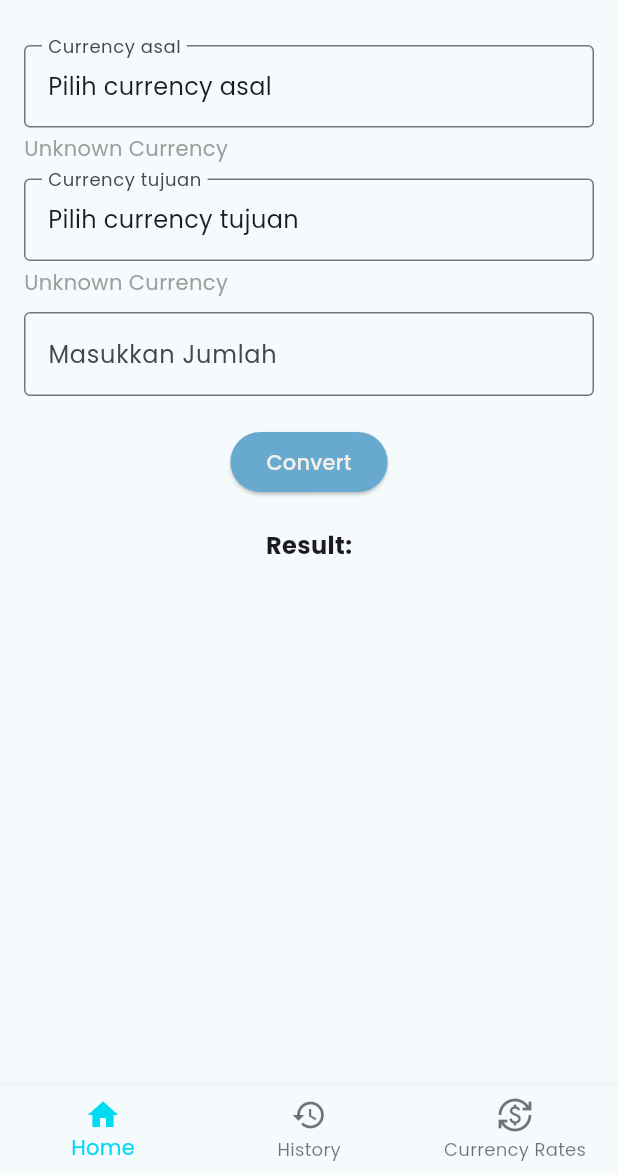
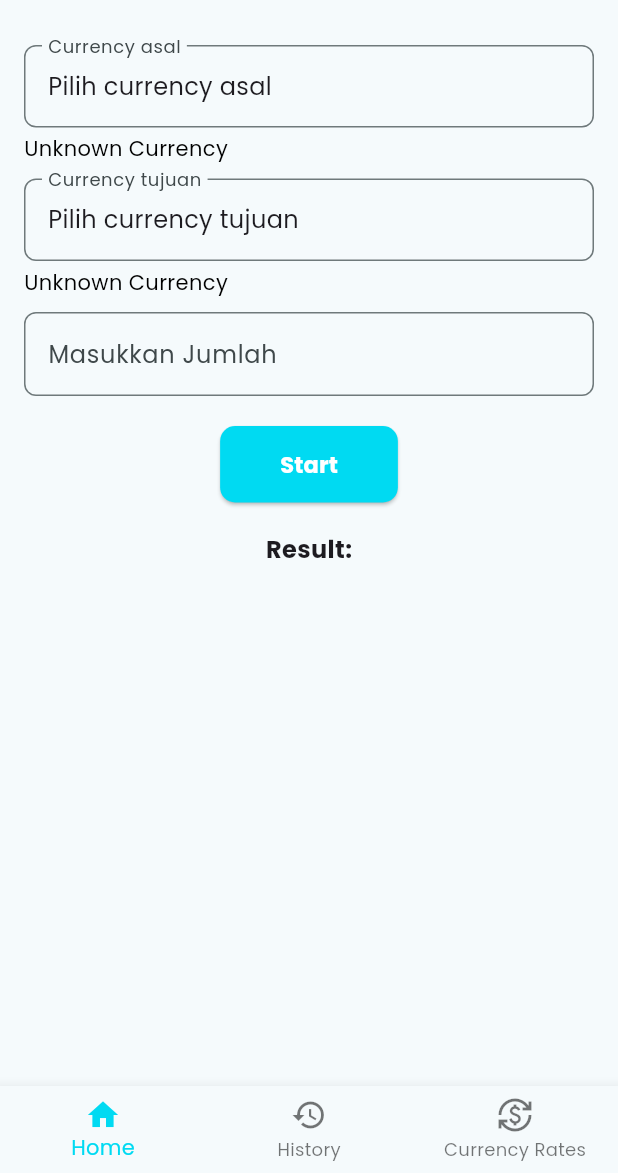
Before and after one commit to foldawgs/CLO2_TB_KPL, a Flutter app: the screen it shows after launch, after a tap on "Start", on a phone screen of 412 x 824 dp, the part 63-1236 px from its top. Run offline on Flutter 3.47's test engine with Material 3 defaults, Android fonts, the phone set to English and light mode, and no system bars; our stand-ins replace google_fonts, shared_preferences; network calls fail.

Commit message:
update UI dan formater

```diff
--- a/switchcash/lib/screens/home_screens.dart
+++ b/switchcash/lib/screens/home_screens.dart
@@ -4,8 +4,8 @@ import 'package:switchcash/api/currency_api.dart';
 import 'package:switchcash/data/history_data.dart';
 import 'package:switchcash/data/currency_list.dart';
 import 'package:switchcash/data/currency_names.dart';
+import 'package:switchcash/styles/app_colors.dart';
 import 'package:switchcash/models/currecy_model.dart';
-import 'package:switchcash/widgets/costum_button.dart';
 
 class HomeScreens extends StatefulWidget {
   const HomeScreens({Key? key}) : super(key: key);
@@ -62,7 +62,8 @@ class _HomeScreensState extends State<HomeScreens> {
 
     String baseCurrency = _selectedBaseCurrency!;
     String targetCurrency = _selectedTargetCurrency!;
-    double amount = double.tryParse(_amountController.text.replaceAll(',', '')) ?? 0.0;
+    double amount =
+        double.tryParse(_amountController.text.replaceAll(',', '')) ?? 0.0;
 
     try {
       CurrencyApi api = CurrencyApi();
@@ -71,15 +72,20 @@ class _HomeScreensState extends State<HomeScreens> {
 
       if (currencyData.rates.containsKey(baseCurrency) &&
           currencyData.rates.containsKey(targetCurrency)) {
-        double fromRate = double.parse(currencyData.rates[baseCurrency].toString());
-        double toRate = double.parse(currencyData.rates[targetCurrency].toString());
+        double fromRate =
+            double.parse(currencyData.rates[baseCurrency].toString());
+        double toRate =
+            double.parse(currencyData.rates[targetCurrency].toString());
 
         double amountInUSD = amount / fromRate;
         double convertedAmount = amountInUSD * toRate;
 
-        setState(() {
-          result = '$amount $baseCurrency equals ${convertedAmount.toStringAsFixed(2)} $targetCurrency';
-        });
+        final formattedAmount = NumberFormat('#,###.##').format(amount);
+      final formattedConverted = NumberFormat('#,###.##').format(convertedAmount);
+
+      setState(() {
+        result = '$formattedAmount $baseCurrency = $formattedConverted $targetCurrency';
+      });
 
         await _saveToHistory(result);
       } else {
@@ -125,14 +131,19 @@ class _HomeScreensState extends State<HomeScreens> {
                     controller: searchController,
                     decoration: InputDecoration(
                       labelText: "Cari $label",
+
                       prefixIcon: const Icon(Icons.search),
-                      border: const OutlineInputBorder(),
+                      border: const OutlineInputBorder(
+                        borderRadius: BorderRadius.all(Radius.circular(8)),
+                        borderSide: BorderSide(color: AppColors.primary),
+                      ),
                     ),
                     onChanged: (value) {
                       setState(() {
                         filteredList = currencyList
-                            .where((item) =>
-                                item.toLowerCase().contains(value.toLowerCase()))
+                            .where((item) => item
+                                .toLowerCase()
+                                .contains(value.toLowerCase()))
                             .toList();
                       });
                     },
@@ -179,7 +190,6 @@ class _HomeScreensState extends State<HomeScreens> {
 
   @override
   Widget build(BuildContext context) {
-
     return Scaffold(
       appBar: AppBar(
         title: const Text('Switch Cash'),
@@ -203,7 +213,10 @@ class _HomeScreensState extends State<HomeScreens> {
               child: InputDecorator(
                 decoration: const InputDecoration(
                   labelText: "Currency asal",
-                  border: OutlineInputBorder(),
+                  border: OutlineInputBorder(
+                    borderRadius: BorderRadius.all(Radius.circular(8)),
+                    borderSide: BorderSide(color: AppColors.primary),
+                  ),
                 ),
                 child: Text(
                   _selectedBaseCurrency ?? 'Pilih currency asal',
@@ -214,8 +227,9 @@ class _HomeScreensState extends State<HomeScreens> {
             Padding(
               padding: const EdgeInsets.only(top: 4, bottom: 10),
               child: Text(
-                currencyNames[_selectedBaseCurrency ?? ''] ?? 'Unknown Currency',
-                style: const TextStyle(fontSize: 14, color: Colors.grey),
+                currencyNames[_selectedBaseCurrency ?? ''] ??
+                    'Unknown Currency',
+                style: const TextStyle(fontSize: 14, color: AppColors.black),
               ),
             ),
 
@@ -233,7 +247,10 @@ class _HomeScreensState extends State<HomeScreens> {
               child: InputDecorator(
                 decoration: const InputDecoration(
                   labelText: "Currency tujuan",
-                  border: OutlineInputBorder(),
+                  border: OutlineInputBorder(
+                    borderRadius: BorderRadius.all(Radius.circular(8)),
+                    borderSide: BorderSide(color: AppColors.primary)
+                  ),
                 ),
                 child: Text(
                   _selectedTargetCurrency ?? 'Pilih currency tujuan',
@@ -244,8 +261,9 @@ class _HomeScreensState extends State<HomeScreens> {
             Padding(
               padding: const EdgeInsets.only(top: 4, bottom: 10),
               child: Text(
-                currencyNames[_selectedTargetCurrency ?? ''] ?? 'Unknown Currency',
-                style: const TextStyle(fontSize: 14, color: Colors.grey),
+                currencyNames[_selectedTargetCurrency ?? ''] ??
+                    'Unknown Currency',
+                style: const TextStyle(fontSize: 14, color: AppColors.black),
               ),
             ),
 
@@ -255,15 +273,34 @@ class _HomeScreensState extends State<HomeScreens> {
               keyboardType: TextInputType.number,
               decoration: const InputDecoration(
                 labelText: 'Masukkan Jumlah',
-                border: OutlineInputBorder(),
+                border: OutlineInputBorder(
+                  borderRadius: BorderRadius.all(Radius.circular(8)),
+                    borderSide: BorderSide(color: AppColors.primary)
+                ),
               ),
             ),
 
             const SizedBox(height: 20),
             Center(
-              child: CustomButton(
-                text: 'Convert',
-                onPressed: _convertCurrency,
+              child: ElevatedButton(
+                onPressed: () => _convertCurrency(),
+                style: ElevatedButton.styleFrom(
+                  backgroundColor: AppColors.primary,
+                  foregroundColor: Colors.black,
+                  padding:
+                      const EdgeInsets.symmetric(horizontal: 40, vertical: 15),
+                  shape: RoundedRectangleBorder(
+                    borderRadius: BorderRadius.circular(10),
+                  ),
+                ),
+                child: const Text(
+                  'Start',
+                  style: TextStyle(
+                    fontSize: 15,
+                    fontWeight: FontWeight.bold,
+                    color: Colors.white,
+                  ),
+                ),
               ),
             ),
             const SizedBox(height: 20),
@@ -274,10 +311,11 @@ class _HomeScreensState extends State<HomeScreens> {
                     'Result:',
                     style: TextStyle(fontSize: 16, fontWeight: FontWeight.bold),
                   ),
+                  const SizedBox(height: 20),
                   Text(
                     result,
                     style: const TextStyle(
-                      fontSize: 16,
+                      fontSize: 20,
                       fontWeight: FontWeight.bold,
                     ),
                     textAlign: TextAlign.center,
--- a/switchcash/lib/screens/welcome_screen.dart
+++ b/switchcash/lib/screens/welcome_screen.dart
@@ -66,7 +66,8 @@ class WelcomeScreen extends StatelessWidget {
                   child: const Text(
                     'Start',
                     style: TextStyle(
-                      fontSize: 16,
+                      fontSize: 20,
+                      fontWeight: FontWeight.bold,
                       color: Colors.white,
                     ),
                   ),
--- a/switchcash/lib/styles/app_colors.dart
+++ b/switchcash/lib/styles/app_colors.dart
@@ -6,4 +6,5 @@ class AppColors {
   static const Color cardbackground = Color.fromARGB(255, 245, 250, 252);
   static const Color text = Color.fromARGB(221, 25, 25, 25);
   static const Color grey = Colors.grey;
+  static const Color black = Color.fromARGB(255, 0, 0, 0);
 }
```
Also changed, not shown: 4 other files.
